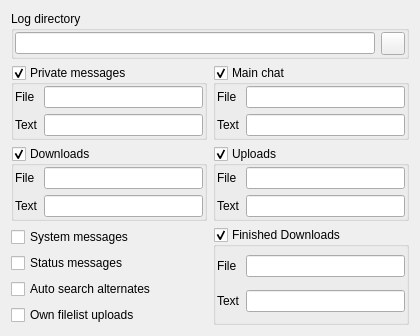
The window that eiskaltdcpp-qt/ui/UISettingsLog.ui (eiskaltdcpp/eiskaltdcpp) describes before a commit, drawn with Qt 5.
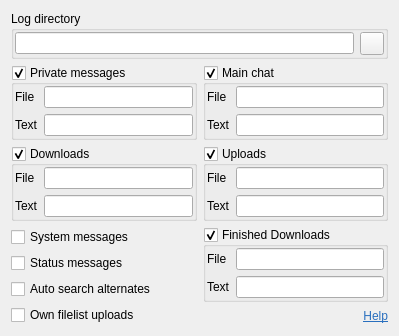
The same window after the commit. Custom widgets are drawn as their Qt base class.

Diff of the .ui file:
```diff
--- a/eiskaltdcpp-qt/ui/UISettingsLog.ui
+++ b/eiskaltdcpp-qt/ui/UISettingsLog.ui
@@ -6,8 +6,8 @@
    <rect>
     <x>0</x>
     <y>0</y>
-    <width>420</width>
-    <height>312</height>
+    <width>399</width>
+    <height>320</height>
    </rect>
   </property>
   <property name="windowTitle">
@@ -180,7 +180,7 @@
      </layout>
     </widget>
    </item>
-   <item row="3" column="0">
+   <item row="3" column="0" rowspan="2">
     <layout class="QVBoxLayout" name="verticalLayout">
      <item>
       <widget class="QCheckBox" name="checkBox_SYSTEM">
@@ -247,6 +247,23 @@
      </layout>
     </widget>
    </item>
+   <item row="4" column="1">
+    <widget class="QLabel" name="label_11">
+     <property name="text">
+      <string>&lt;!DOCTYPE HTML PUBLIC &quot;-//W3C//DTD HTML 4.0//EN&quot; &quot;http://www.w3.org/TR/REC-html40/strict.dtd&quot;&gt;
+&lt;html&gt;&lt;head&gt;&lt;meta name=&quot;qrichtext&quot; content=&quot;1&quot; /&gt;&lt;style type=&quot;text/css&quot;&gt;
+p, li { white-space: pre-wrap; }
+&lt;/style&gt;&lt;/head&gt;&lt;body style=&quot; font-family:'DejaVu Sans'; font-size:9pt; font-weight:400; font-style:normal;&quot;&gt;
+&lt;p style=&quot; margin-top:0px; margin-bottom:0px; margin-left:0px; margin-right:0px; -qt-block-indent:0; text-indent:0px;&quot;&gt;&lt;a href=&quot;http://dcplusplus.sourceforge.net/webhelp/settings_logs.html&quot;&gt;&lt;span style=&quot; text-decoration: underline; color:#296fbe;&quot;&gt;Help&lt;/span&gt;&lt;/a&gt;&lt;/p&gt;&lt;/body&gt;&lt;/html&gt;</string>
+     </property>
+     <property name="alignment">
+      <set>Qt::AlignRight|Qt::AlignTrailing|Qt::AlignVCenter</set>
+     </property>
+     <property name="openExternalLinks">
+      <bool>true</bool>
+     </property>
+    </widget>
+   </item>
    <item row="5" column="1">
     <spacer name="verticalSpacer">
      <property name="orientation">
```
